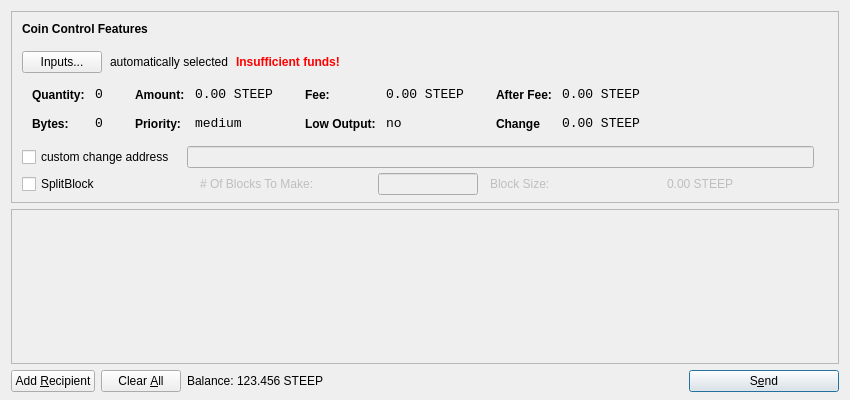
Steepdev/SteepCoin, file src/qt/forms/sendcoinsdialog.ui: the form before one commit.
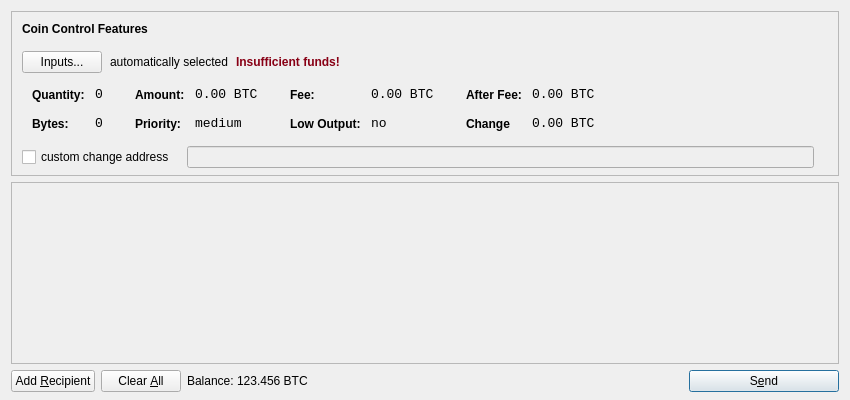
The form after the commit. Icons and pictures are not drawn.

Patch:
```diff
--- a/src/qt/forms/sendcoinsdialog.ui
+++ b/src/qt/forms/sendcoinsdialog.ui
@@ -54,7 +54,7 @@
        <number>6</number>
       </property>
       <item>
-       <layout class="QVBoxLayout" name="verticalLayoutCoinControl" stretch="0,0,0,0,1,0">
+       <layout class="QVBoxLayout" name="verticalLayoutCoinControl" stretch="0,0,0,0,1">
         <property name="spacing">
          <number>0</number>
         </property>
@@ -130,7 +130,7 @@
              </font>
             </property>
             <property name="styleSheet">
-             <string notr="true">color:red;font-weight:bold;</string>
+             <string notr="true">color:#880015;</string>
             </property>
             <property name="text">
              <string>Insufficient funds!</string>
@@ -321,7 +321,7 @@
                   <enum>Qt::ActionsContextMenu</enum>
                  </property>
                  <property name="text">
-                  <string>0.00 STEEP</string>
+                  <string>0.00 BTC</string>
                  </property>
                  <property name="textInteractionFlags">
                   <set>Qt::LinksAccessibleByMouse|Qt::TextSelectableByKeyboard|Qt::TextSelectableByMouse</set>
@@ -407,7 +407,7 @@
                   <enum>Qt::ActionsContextMenu</enum>
                  </property>
                  <property name="text">
-                  <string>0.00 STEEP</string>
+                  <string>0.00 BTC</string>
                  </property>
                  <property name="textInteractionFlags">
                   <set>Qt::LinksAccessibleByMouse|Qt::TextSelectableByKeyboard|Qt::TextSelectableByMouse</set>
@@ -450,9 +450,6 @@
              </item>
              <item>
               <layout class="QFormLayout" name="formLayoutCoinControl4">
-               <property name="fieldGrowthPolicy">
-                <enum>QFormLayout::AllNonFixedFieldsGrow</enum>
-               </property>
                <property name="horizontalSpacing">
                 <number>10</number>
                </property>
@@ -496,7 +493,7 @@
                   <enum>Qt::ActionsContextMenu</enum>
                  </property>
                  <property name="text">
-                  <string>0.00 STEEP</string>
+                  <string>0.00 BTC</string>
                  </property>
                  <property name="textInteractionFlags">
                   <set>Qt::LinksAccessibleByMouse|Qt::TextSelectableByKeyboard|Qt::TextSelectableByMouse</set>
@@ -528,7 +525,7 @@
                   <enum>Qt::ActionsContextMenu</enum>
                  </property>
                  <property name="text">
-                  <string>0.00 STEEP</string>
+                  <string>0.00 BTC</string>
                  </property>
                  <property name="textInteractionFlags">
                   <set>Qt::LinksAccessibleByMouse|Qt::TextSelectableByKeyboard|Qt::TextSelectableByMouse</set>
@@ -600,78 +597,6 @@
           </item>
          </layout>
         </item>
-        <item>
-         <layout class="QHBoxLayout" name="horizontalLayoutCoinControl4a" stretch="0,0,0,0,0">
-          <property name="spacing">
-           <number>12</number>
-          </property>
-          <property name="sizeConstraint">
-           <enum>QLayout::SetDefaultConstraint</enum>
-          </property>
-          <property name="topMargin">
-           <number>5</number>
-          </property>
-          <property name="rightMargin">
-           <number>5</number>
-          </property>
-          <item>
-           <widget class="QCheckBox" name="splitBlockCheckBox">
-            <property name="text">
-             <string>SplitBlock</string>
-            </property>
-           </widget>
-          </item>
-          <item>
-           <widget class="QLabel" name="labelBlocksToMakeText">
-            <property name="enabled">
-             <bool>false</bool>
-            </property>
-            <property name="text">
-             <string># Of Blocks To Make:</string>
-            </property>
-           </widget>
-          </item>
-          <item>
-           <widget class="QLineEdit" name="splitBlockLineEdit">
-            <property name="enabled">
-             <bool>false</bool>
-            </property>
-            <property name="sizePolicy">
-             <sizepolicy hsizetype="Fixed" vsizetype="Fixed">
-              <horstretch>0</horstretch>
-              <verstretch>0</verstretch>
-             </sizepolicy>
-            </property>
-            <property name="maximumSize">
-             <size>
-              <width>100</width>
-              <height>16777215</height>
-             </size>
-            </property>
-           </widget>
-          </item>
-          <item>
-           <widget class="QLabel" name="labelBlockSizeText">
-            <property name="enabled">
-             <bool>false</bool>
-            </property>
-            <property name="text">
-             <string>Block Size:</string>
-            </property>
-           </widget>
-          </item>
-          <item>
-           <widget class="QLabel" name="labelBlockSize">
-            <property name="enabled">
-             <bool>false</bool>
-            </property>
-            <property name="text">
-             <string>0.00 STEEP</string>
-            </property>
-           </widget>
-          </item>
-         </layout>
-        </item>
         <item>
          <spacer name="verticalSpacerCoinControl">
           <property name="orientation">
@@ -701,7 +626,7 @@
         <x>0</x>
         <y>0</y>
         <width>830</width>
-        <height>146</height>
+        <height>122</height>
        </rect>
       </property>
       <layout class="QVBoxLayout" name="verticalLayout_2">
@@ -783,13 +708,7 @@
         <number>3</number>
        </property>
        <item>
-        <widget class="QLabel" name="label">
-         <property name="sizePolicy">
-          <sizepolicy hsizetype="Preferred" vsizetype="Fixed">
-           <horstretch>0</horstretch>
-           <verstretch>0</verstretch>
-          </sizepolicy>
-         </property>
+        <widget class="QLabel" name="labelSendBalanceText">
          <property name="text">
           <string>Balance:</string>
          </property>
@@ -797,17 +716,11 @@
        </item>
        <item>
         <widget class="QLabel" name="labelBalance">
-         <property name="sizePolicy">
-          <sizepolicy hsizetype="Preferred" vsizetype="Fixed">
-           <horstretch>0</horstretch>
-           <verstretch>0</verstretch>
-          </sizepolicy>
-         </property>
          <property name="cursor">
           <cursorShape>IBeamCursor</cursorShape>
          </property>
          <property name="text">
-          <string>123.456 STEEP</string>
+          <string>123.456 BTC</string>
          </property>
          <property name="textInteractionFlags">
           <set>Qt::LinksAccessibleByMouse|Qt::TextSelectableByKeyboard|Qt::TextSelectableByMouse</set>
```
Left out of the diff: 32 changed lines with no effect on the pictures.
